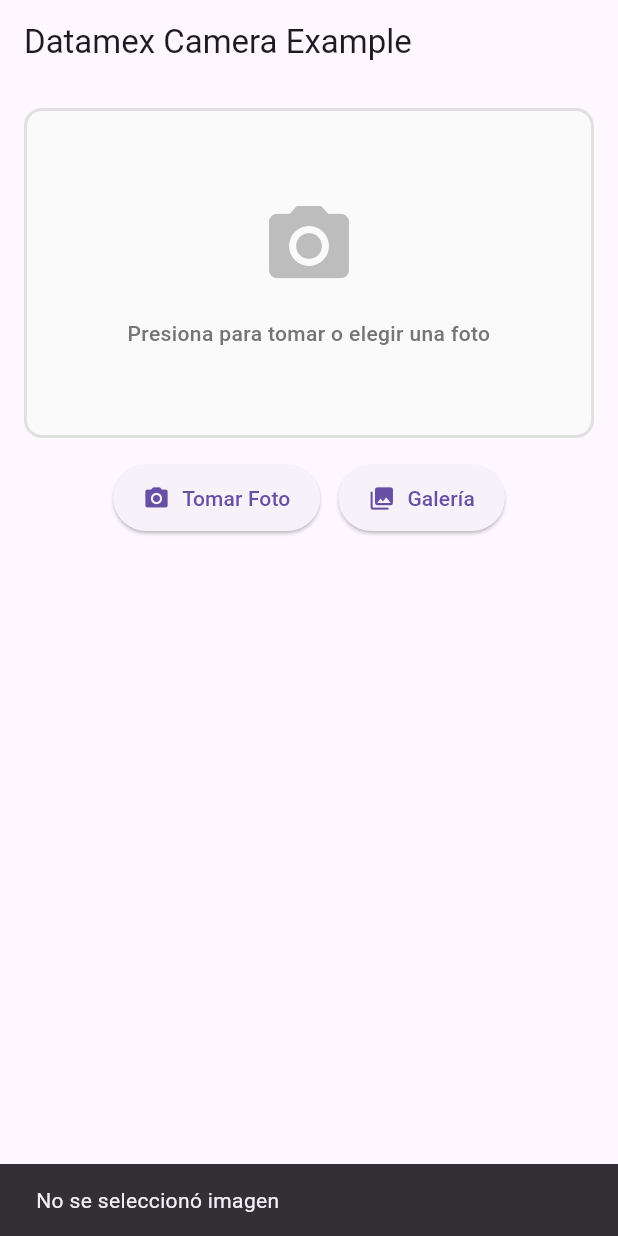
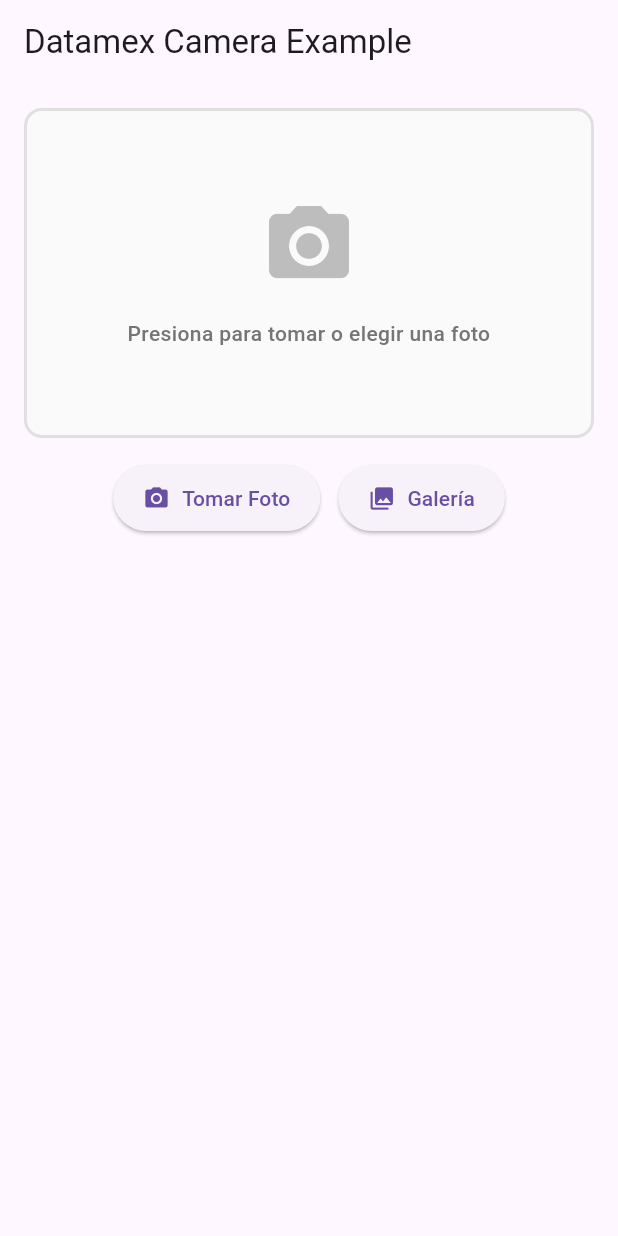
Before and after one commit to diamardan/flutter_ai_camera_package, a Flutter app: the screen it shows after launch, after a tap on "Galería", on a phone screen of 412 x 824 dp. Run offline on Flutter 3.47's test engine with Material 3 defaults, Android fonts, the phone set to English and light mode, and no system bars; our stand-ins replace cached_network_image, camera, connectivity_plus, flutter_riverpod, go_router, image_picker and 1 more; missing offline and left inert: google_mlkit_face_detection.

Commit message:
quitamos los showMessage que mostraban el toast

```diff
--- a/example/lib/main.dart
+++ b/example/lib/main.dart
@@ -1,3 +1,4 @@
+import 'dart:developer';
 import 'dart:io';
 import 'package:flutter/material.dart';
 import 'package:flutter_riverpod/flutter_riverpod.dart';
@@ -41,10 +42,6 @@ class ExampleApp extends StatelessWidget {
 class HomePage extends ConsumerWidget {
   const HomePage({super.key});
 
-  void _showMessage(BuildContext context, String msg) {
-    ScaffoldMessenger.of(context).showSnackBar(SnackBar(content: Text(msg)));
-  }
-
   @override
   Widget build(BuildContext context, WidgetRef ref) {
     return Scaffold(
@@ -66,9 +63,9 @@ class HomePage extends ConsumerWidget {
               ],
               onImageSelected: (file) {
                 if (file != null) {
-                  _showMessage(context, 'Imagen seleccionada: ${file.path}');
+                 log('Imagen seleccionada: ${file.path}');
                 } else {
-                  _showMessage(context, 'No se seleccionó imagen');
+                  log('No se seleccionó imagen');
                 }
               },
               loadStatusCallback: (loading) {
--- a/lib/src/datamex_camera_widget.dart
+++ b/lib/src/datamex_camera_widget.dart
@@ -109,11 +109,7 @@ class _DatamexCameraWidgetState extends ConsumerState<DatamexCameraWidget> {
       debugPrint('Error picking image: $e');
       widget.loadStatusCallback(false);
       widget.changeStatusMessageCallback('Error al abrir ${source == ImageSource.camera ? "cámara" : "galería"}');
-      if (mounted) {
-        ScaffoldMessenger.of(context).showSnackBar(
-          SnackBar(content: Text('Error: ${e.toString()}'), backgroundColor: Colors.red),
-        );
-      }
+      // Silent: no toast per requirements
       widget.onImageSelected.call(null);
     }
   }
@@ -197,7 +193,7 @@ class _DatamexCameraWidgetState extends ConsumerState<DatamexCameraWidget> {
                             borderRadius: BorderRadius.circular(12),
                             child: Image.file(
                               imageFile,
-                              fit: BoxFit.cover,
+                              fit: BoxFit.contain,
                               width: double.infinity,
                               height: height,
                             ),
--- a/lib/src/widgets/face_detection_camera_simple.dart
+++ b/lib/src/widgets/face_detection_camera_simple.dart
@@ -297,7 +297,7 @@ class _FaceDetectionCameraSimpleState extends State<FaceDetectionCameraSimple> {
     }
   }
 
-  void _showError(String msg) { if (!mounted) return; ScaffoldMessenger.of(context).showSnackBar(SnackBar(content: Text(msg), backgroundColor: Colors.red)); }
+  void _showError(String msg) { /* Silent: no toast per requirements */ }
 
   @override
   Widget build(BuildContext context) {
```
Also changed, not shown: lib/src/overlay_screen.dart (+2 -12 lines).
